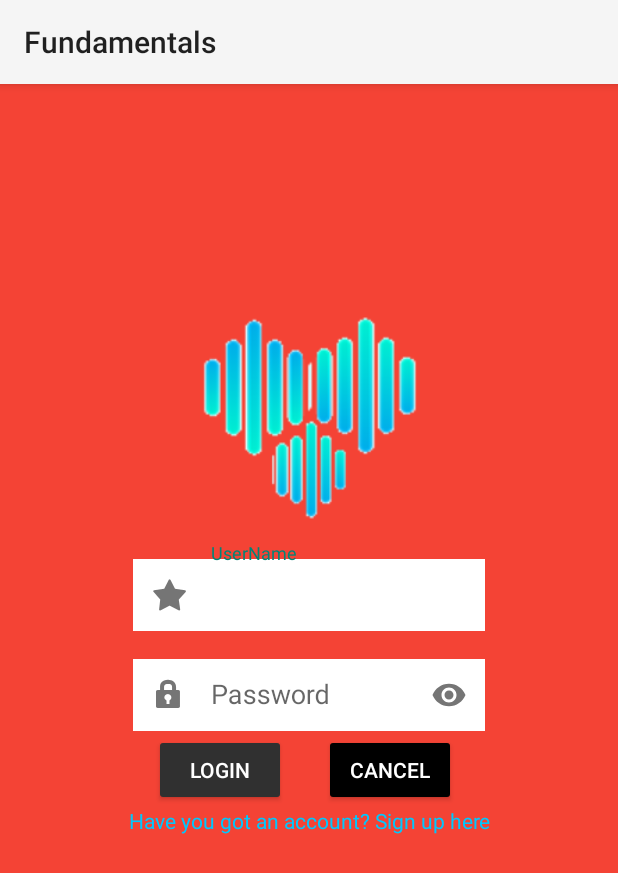
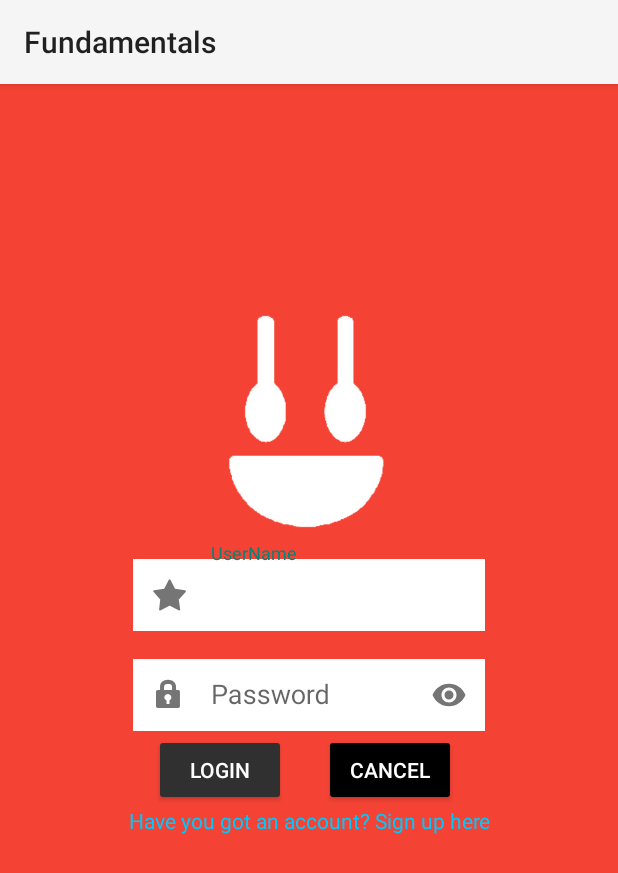
Before and after one commit to fregonaespanola/First, an Android app: the screen it shows after launch (MainActivity), on a phone screen of 412 x 824 dp. Shown: the top 873 px of the screen. Run offline under Robolectric (Android 15) with nearby library versions, the phone set to English and light mode, and no system bars.

Commit message:
Cambiado el logo

```diff
--- a/app/src/main/res/layout/loginactivity.xml
+++ b/app/src/main/res/layout/loginactivity.xml
@@ -110,7 +110,7 @@
         app:layout_constraintTop_toTopOf="parent"
         app:layout_constraintStart_toStartOf="parent"
         app:layout_constraintEnd_toEndOf="parent"
-        android:src="@drawable/logo"
+        android:src="@drawable/logofoodier"
         android:id="@+id/log"
         >
 
--- a/app/src/main/res/layout/signupactivity.xml
+++ b/app/src/main/res/layout/signupactivity.xml
@@ -87,7 +87,7 @@
         app:layout_constraintTop_toTopOf="parent"
         app:layout_constraintStart_toStartOf="parent"
         app:layout_constraintEnd_toEndOf="parent"
-        android:src="@drawable/logo"
+        android:src="@drawable/logofoodier"
         android:id="@+id/log"
         >
 
```
Also changed, not shown: app/src/main/res/drawable/logofoodier.png (added).
